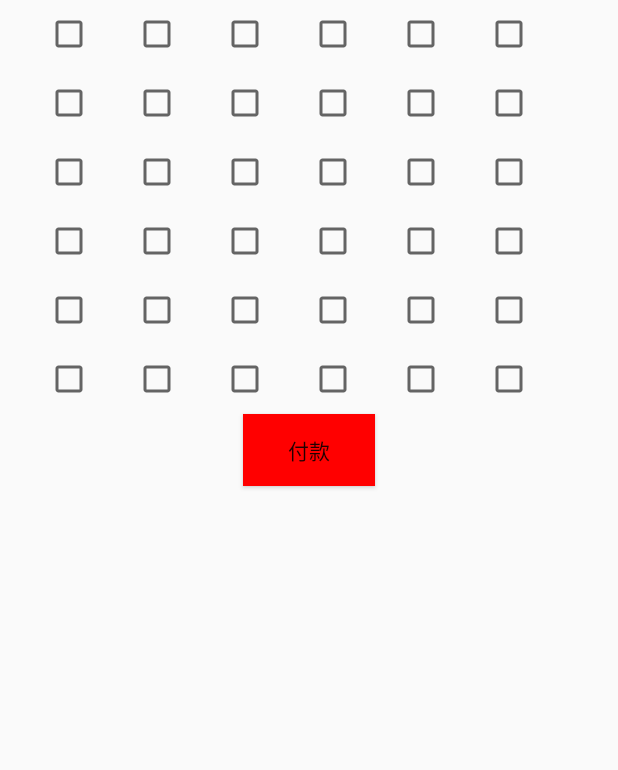
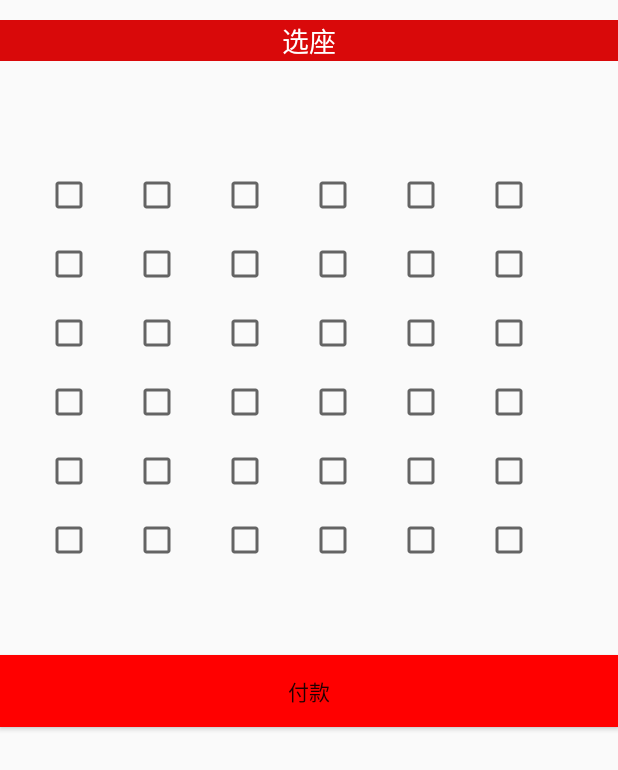
Before and after one commit to ArshartCloud/bigDuang, an Android app: the Activity_Seat screen opened directly, with no data from a screen before it, on a phone screen of 412 x 824 dp. Shown: the top 770 px of the screen. Run offline under Robolectric (Android 15) with nearby library versions, the phone set to English and light mode, and no system bars.

```diff
--- a/codes/app/src/main/java/com/example/hope/myapplication/Activity_Home.java
+++ b/codes/app/src/main/java/com/example/hope/myapplication/Activity_Home.java
@@ -76,6 +76,7 @@ public class Activity_Home extends Activity {
             ImageView imageView = new ImageView(this);
             imageView.setLayoutParams(new ViewGroup.LayoutParams(ViewGroup.LayoutParams.WRAP_CONTENT, ViewGroup.LayoutParams.WRAP_CONTENT));
             imageView.setImageResource(R.drawable.bird);
+            imageView.setPadding(20,20,20,20);
             imageView.setOnClickListener(new View.OnClickListener() {
                 @Override
                 public void onClick(View v) {
--- a/codes/app/src/main/java/com/example/hope/myapplication/Activity_Seat.java
+++ b/codes/app/src/main/java/com/example/hope/myapplication/Activity_Seat.java
@@ -56,13 +56,16 @@ public class Activity_Seat extends AppCompatActivity {
         layout.setId(R.id.my_gridview);
         RelativeLayout.LayoutParams lp=new RelativeLayout.LayoutParams(LinearLayout.LayoutParams.WRAP_CONTENT, LinearLayout.LayoutParams.WRAP_CONTENT);
         lp.addRule(RelativeLayout.CENTER_IN_PARENT, RelativeLayout.TRUE);
-        lp.addRule(RelativeLayout.ALIGN_PARENT_TOP, RelativeLayout.TRUE);
+        lp.addRule(RelativeLayout.BELOW, R.id.textView);
         layout.setLayoutParams(lp);
 
-        RelativeLayout.LayoutParams param2=new RelativeLayout.LayoutParams(LinearLayout.LayoutParams.WRAP_CONTENT, LinearLayout.LayoutParams.WRAP_CONTENT);
+        layout.setPaddingRelative(0, 80, 0, 80);
+
+        RelativeLayout.LayoutParams param2=new RelativeLayout.LayoutParams(LinearLayout.LayoutParams.MATCH_PARENT, LinearLayout.LayoutParams.WRAP_CONTENT);
         param2.addRule(RelativeLayout.CENTER_IN_PARENT, RelativeLayout.TRUE);
         param2.addRule(RelativeLayout.BELOW, R.id.my_gridview);
         bgopay.setLayoutParams(param2);
+        //bgopay.setPaddingRelative(0, 80, 0, 0);
         llayout.addView(layout);
         llayout.addView(bgopay);
     }
--- a/codes/app/src/main/res/layout/seat.xml
+++ b/codes/app/src/main/res/layout/seat.xml
@@ -3,6 +3,17 @@
     android:orientation="vertical" android:layout_width="match_parent"
     android:layout_height="match_parent"
     android:id="@+id/mylinear">
-
+    <TextView
+        android:layout_width="match_parent"
+        android:layout_height="wrap_content"
+        android:textAppearance="?android:attr/textAppearanceMedium"
+        android:text="选座"
+        android:layout_marginTop="20px"
+        android:textColor="#ffffff"
+        android:background="#d9090a"
+        android:layout_marginBottom="20px"
+        android:id="@+id/textView"
+        android:gravity="center"
+        android:layout_gravity="center" />
 
 </RelativeLayout>
```
Also changed, not shown: codes/app/src/main/java/com/example/zyh/bigduang/Activity_Pay.java (+0 -12 lines), codes/app/src/main/res/layout/activity_deal.xml (+0 -8 lines), codes/app/src/main/res/layout/activity_pay.xml (+0 -8 lines), 2 other files.
